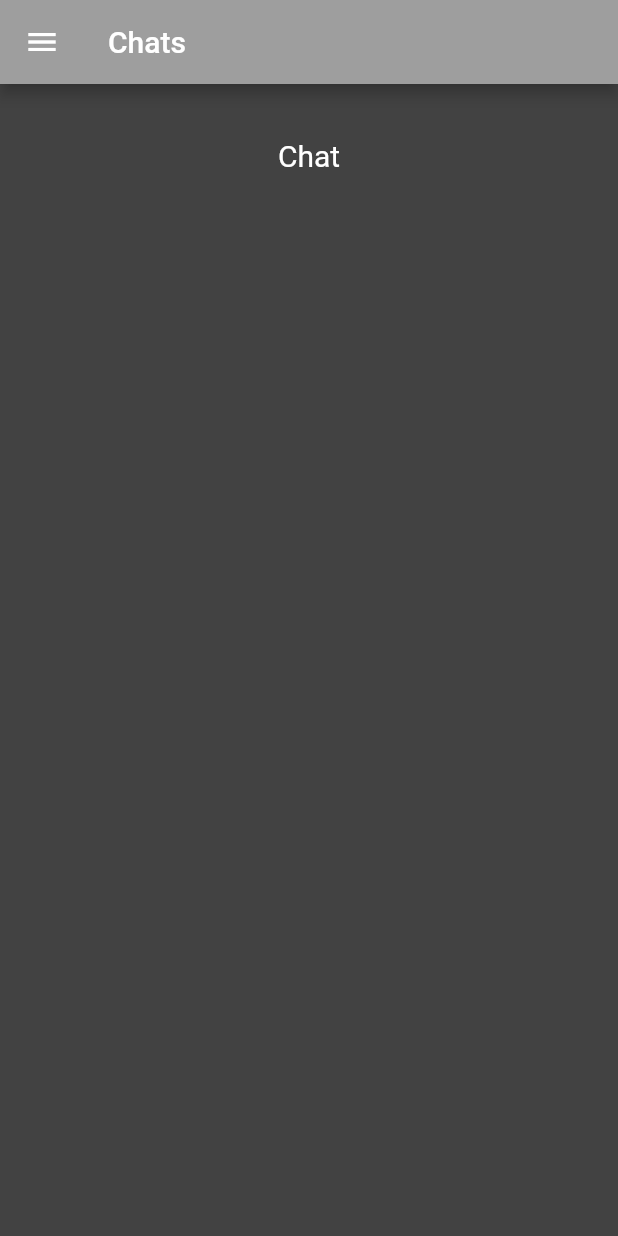
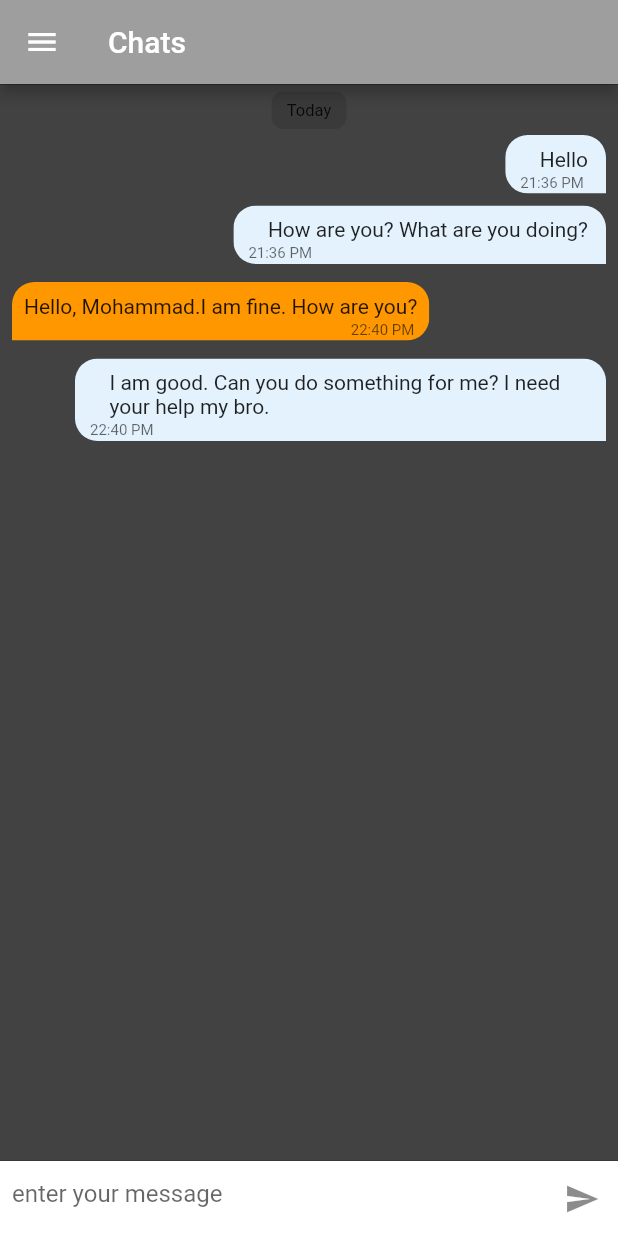
Before and after one commit to SLCricketLeaderBoard/SLCricketLeaderBoard_MobileApp, a Flutter app: the Chat screen opened directly, on a phone screen of 412 x 824 dp. Run offline on Flutter 3.47's test engine with Material 2 defaults, Android fonts, the phone set to English and light mode, and no system bars; our stand-ins replace cloud_firestore, toast; accounts and stored records are empty; Roboto replaces fonts that are missing (Nunito).

Commit message:
chat UI done

```diff
--- a/lib/chat.dart
+++ b/lib/chat.dart
@@ -76,29 +76,144 @@ class _ChatViewState extends State<Chat> {
 
   @override
   Widget build(BuildContext context) {
-    final bodyDetails = Padding(
-      padding: EdgeInsets.all(8.0),
-      child: Text(
-        "Chat",
-        style: TextStyle(fontSize: 20.0, color: Colors.white),
-      ),
-    );
-
-    final body = Container(
-      width: MediaQuery.of(context).size.width,
-      padding: EdgeInsets.all(28.0),
-      child: Column(
-        children: <Widget>[bodyDetails],
-      ),
-    );
-
     return Scaffold(
       appBar: new AppBar(
         title: new Text("Chats"),
         backgroundColor: Colors.grey[500],
       ),
       backgroundColor: Colors.grey[800],
-      body: body,
+      body: SafeArea(
+        child: Container(
+          child: Stack(
+            fit: StackFit.loose,
+            children: <Widget>[
+              Column(
+                crossAxisAlignment: CrossAxisAlignment.start,
+                // mainAxisAlignment: MainAxisAlignment.start,
+                // mainAxisSize: MainAxisSize.max,
+                children: <Widget>[
+                  // SizedBox(
+                  //   height: 65,
+                  //   child: Container(
+                  //     color: Colors.blue.withOpacity(1),
+                  //     child: Row(
+                  //       children: <Widget>[
+                  //         IconButton(
+                  //           icon: Icon(
+                  //             Icons.arrow_back,
+                  //             color: Colors.white,
+                  //           ),
+                  //           onPressed: () {
+                  //             Navigator.pop(context);
+                  //           },
+                  //         ),
+                  //         Spacer(),
+                  //         Column(
+                  //           crossAxisAlignment: CrossAxisAlignment.center,
+                  //           mainAxisAlignment: MainAxisAlignment.center,
+                  //           children: <Widget>[
+                  //             // Text(
+                  //             //   widget.username ?? "Jimi Cooke",
+                  //             //   style: TextStyle(color: Colors.white, fontSize: 15),
+                  //             // ),
+                  //             Text(
+                  //               "online",
+                  //               style: TextStyle(
+                  //                   color: Colors.white60, fontSize: 12),
+                  //             ),
+                  //           ],
+                  //         ),
+                  //         Spacer(),
+                  //         Padding(
+                  //           padding:
+                  //               const EdgeInsets.fromLTRB(8.0, 0.0, 8.0, 0.0),
+                  //           child: Container(
+                  //             child: ClipRRect(
+                  //               child: Container(
+                  //                   child: SizedBox(
+                  //                       // child: Image.asset(
+                  //                       //   "assets/images/person1.jpg",
+                  //                       //   fit: BoxFit.cover,
+                  //                       // ),
+                  //                       ),
+                  //                   color: Colors.orange),
+                  //               borderRadius: new BorderRadius.circular(50),
+                  //             ),
+                  //             height: 55,
+                  //             width: 55,
+                  //             padding: const EdgeInsets.all(0.0),
+                  //             decoration: new BoxDecoration(
+                  //                 shape: BoxShape.circle,
+                  //                 color: Colors.white,
+                  //                 boxShadow: [
+                  //                   BoxShadow(
+                  //                       color: Colors.black26,
+                  //                       blurRadius: 5.0,
+                  //                       spreadRadius: -1,
+                  //                       offset: Offset(0.0, 5.0))
+                  //                 ]),
+                  //           ),
+                  //         ),
+                  //       ],
+                  //     ),
+                  //   ),
+                  // ),
+                  Divider(
+                    height: 0,
+                    color: Colors.black54,
+                  ),
+                  Flexible(
+                    fit: FlexFit.tight,
+                    // height: 500,
+                    child: Container(
+                      width: MediaQuery.of(context).size.width,
+                      // decoration: BoxDecoration(
+                      //   image: DecorationImage(
+                      //       image: AssetImage(
+                      //           "assets/images/chat-background-1.jpg"),
+                      //       fit: BoxFit.cover,
+                      //       colorFilter: ColorFilter.linearToSrgbGamma()),
+                      // ),
+                      child: SingleChildScrollView(
+                          controller: _scrollController,
+                          // reverse: true,
+                          child: Column(
+                            crossAxisAlignment: CrossAxisAlignment.start,
+                            mainAxisAlignment: MainAxisAlignment.start,
+                            children: childList,
+                          )),
+                    ),
+                  ),
+                  Divider(height: 0, color: Colors.black26),
+                  // SizedBox(
+                  //   height: 50,
+                  Container(
+                    color: Colors.white,
+                    height: 50,
+                    child: Padding(
+                      padding: const EdgeInsets.only(left: 8.0),
+                      child: TextField(
+                        maxLines: 20,
+                        controller: _text,
+                        decoration: InputDecoration(
+                          // contentPadding: const EdgeInsets.symmetric(horizontal: 5.0),
+                          suffixIcon: IconButton(
+                            icon: Icon(Icons.send),
+                            onPressed: () {},
+                          ),
+                          border: InputBorder.none,
+                          hintText: "enter your message",
+                        ),
+                      ),
+                    ),
+                  ),
+                  // ),
+                ],
+              ),
+            ],
+          ),
+        ),
+      ),
       drawer: AppDrawer(value: widget.value),
     );
   }
```
